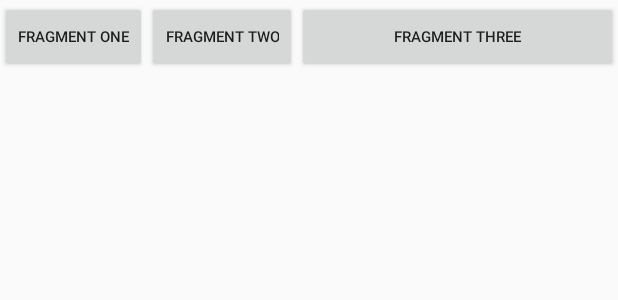
After one commit to bkaltug/RimoVerse, an Android app built with Jetpack Compose: the layout activity_main.xml on its own in the app's theme, with its tools: preview values and no code run, on a phone screen of 412 x 824 dp. The commit adds this screen. Shown: the top 300 px of the screen. Run offline under Robolectric (Android 15) with nearby library versions, the phone set to English and light mode, and no system bars.

Commit message:
Activity & Fragment templates created

```diff
--- /dev/null
+++ b/app/src/main/res/layout/activity_main.xml
@@ -0,0 +1,50 @@
+<?xml version="1.0" encoding="utf-8"?>
+
+<RelativeLayout
+    xmlns:android="http://schemas.android.com/apk/res/android"
+    xmlns:tools="http://schemas.android.com/tools"
+    xmlns:app="http://schemas.android.com/apk/res-auto"
+    android:layout_width="match_parent"
+    android:layout_height="match_parent"
+    tools:context=".MainActivity">
+
+
+    <LinearLayout
+        android:id="@+id/linearLayout"
+        android:layout_width="match_parent"
+        android:layout_height="50dp"
+        android:orientation="horizontal"
+        android:layout_alignParentTop="true"
+        android:gravity="center"
+        >
+
+
+        <Button
+            android:id="@+id/button1"
+            android:layout_width="wrap_content"
+            android:layout_height="wrap_content"
+            android:text="Fragment One"
+            android:textSize="10sp"/>
+
+        <Button
+            android:id="@+id/button2"
+            android:layout_width="wrap_content"
+            android:layout_height="wrap_content"
+            android:text="Fragment Two"
+            android:textSize="10sp"/>
+
+        <Button
+            android:id="@+id/button3"
+            android:layout_width="match_parent"
+            android:layout_height="wrap_content"
+            android:text="Fragment Three"
+            android:textSize="10sp"/>
+    </LinearLayout>
+
+    <FrameLayout
+        android:id="@+id/frameLayout"
+        android:layout_width="match_parent"
+        android:layout_height="match_parent"
+        android:layout_below="@+id/linearLayout"
+        />
+</RelativeLayout>
--- a/app/src/main/res/values/colors.xml
+++ b/app/src/main/res/values/colors.xml
@@ -7,4 +7,7 @@
     <color name="teal_700">#FF018786</color>
     <color name="black">#FF000000</color>
     <color name="white">#FFFFFFFF</color>
+    <color name="colorOne">#FFB74D</color>
+    <color name="colorTwo">#FF5722</color>
+    <color name="colorThree">#5C6BC0</color>
 </resources>
```
Also changed, not shown: app/src/main/java/com/example/rimoverse/FragmentOne.kt (added, +18 -0 lines), app/src/main/java/com/example/rimoverse/FragmentThree.kt (added, +18 -0 lines), app/src/main/java/com/example/rimoverse/FragmentTwo.kt (added, +18 -0 lines), app/src/main/java/com/example/rimoverse/MainActivity.kt (+23 -24 lines), app/src/main/res/layout/fragment_one.xml (added, +17 -0 lines), app/src/main/res/layout/fragment_three.xml (added, +17 -0 lines), app/src/main/res/layout/fragment_two.xml (added, +17 -0 lines).
